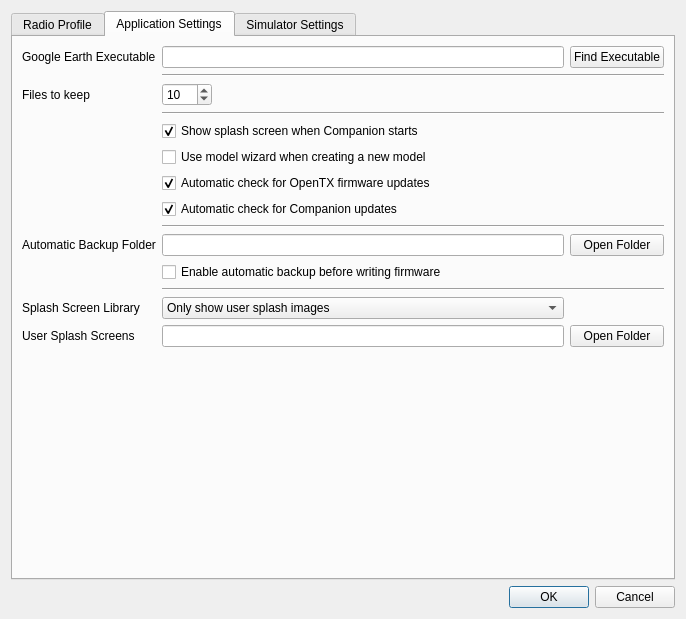
Old version of the form companion/src/apppreferencesdialog.ui in the repository opentx/opentx.
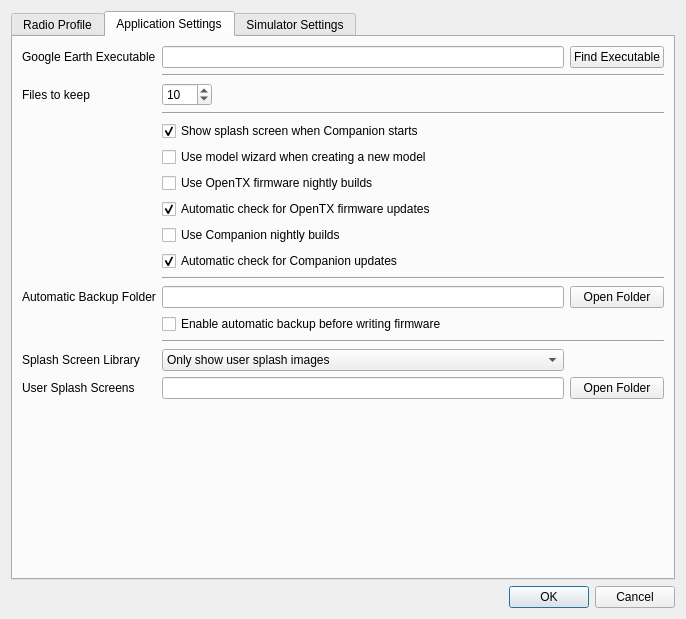
New version of the form. The open tabs and pages were chosen to show the change.

Commit message: #2526 - Firmware nightly builds are now downloadable from Companion - Tests needed

Patch:
```diff
--- a/companion/src/apppreferencesdialog.ui
+++ b/companion/src/apppreferencesdialog.ui
@@ -645,8 +645,8 @@
        <string>Application Settings</string>
       </attribute>
       <layout class="QGridLayout" name="gridLayout_3">
-       <item row="7" column="1" colspan="3">
-        <widget class="QCheckBox" name="startupCheck_companion9x">
+       <item row="10" column="1" colspan="3">
+        <widget class="QCheckBox" name="autoCheckCompanion">
          <property name="text">
           <string>Automatic check for Companion updates</string>
          </property>
@@ -665,7 +665,7 @@
          </property>
         </widget>
        </item>
-       <item row="10" column="1" colspan="3">
+       <item row="13" column="1" colspan="3">
         <widget class="QCheckBox" name="backupEnable">
          <property name="text">
           <string>Enable automatic backup before writing firmware</string>
@@ -679,15 +679,28 @@
          </property>
         </widget>
        </item>
-       <item row="8" column="1" colspan="3">
+       <item row="18" column="1">
+        <spacer name="verticalSpacer_2">
+         <property name="orientation">
+          <enum>Qt::Vertical</enum>
+         </property>
+         <property name="sizeHint" stdset="0">
+          <size>
+           <width>20</width>
+           <height>40</height>
+          </size>
+         </property>
+        </spacer>
+       </item>
+       <item row="11" column="1" colspan="3">
         <widget class="Line" name="line_2">
          <property name="orientation">
           <enum>Qt::Horizontal</enum>
          </property>
         </widget>
        </item>
-       <item row="6" column="1" colspan="3">
-        <widget class="QCheckBox" name="startupCheck_fw">
+       <item row="8" column="1" colspan="3">
+        <widget class="QCheckBox" name="autoCheckFirmware">
          <property name="text">
           <string>Automatic check for OpenTX firmware updates</string>
          </property>
@@ -696,20 +709,7 @@
          </property>
         </widget>
        </item>
-       <item row="15" column="1">
-        <spacer name="verticalSpacer_2">
-         <property name="orientation">
-          <enum>Qt::Vertical</enum>
-         </property>
-         <property name="sizeHint" stdset="0">
-          <size>
-           <width>20</width>
-           <height>40</height>
-          </size>
-         </property>
-        </spacer>
-       </item>
-       <item row="12" column="0">
+       <item row="15" column="0">
         <widget class="QLabel" name="label_10">
          <property name="sizePolicy">
           <sizepolicy hsizetype="Preferred" vsizetype="Minimum">
@@ -749,7 +749,7 @@
          </property>
         </widget>
        </item>
-       <item row="13" column="0">
+       <item row="16" column="0">
         <widget class="QLabel" name="label_9">
          <property name="sizePolicy">
           <sizepolicy hsizetype="Preferred" vsizetype="Minimum">
@@ -784,14 +784,14 @@
          </property>
         </widget>
        </item>
-       <item row="9" column="0">
+       <item row="12" column="0">
         <widget class="QLabel" name="label_17">
          <property name="text">
           <string>Automatic Backup Folder</string>
          </property>
         </widget>
        </item>
-       <item row="11" column="1" colspan="3">
+       <item row="14" column="1" colspan="3">
         <widget class="Line" name="line_5">
          <property name="orientation">
           <enum>Qt::Horizontal</enum>
@@ -805,7 +805,7 @@
          </property>
         </widget>
        </item>
-       <item row="13" column="1">
+       <item row="16" column="1">
         <widget class="QLineEdit" name="libraryPath">
          <property name="enabled">
           <bool>true</bool>
@@ -815,7 +815,7 @@
          </property>
         </widget>
        </item>
-       <item row="12" column="1">
+       <item row="15" column="1">
         <widget class="QComboBox" name="splashincludeCB">
          <property name="sizePolicy">
           <sizepolicy hsizetype="Expanding" vsizetype="Fixed">
@@ -835,7 +835,7 @@
          </item>
         </widget>
        </item>
-       <item row="9" column="1">
+       <item row="12" column="1">
         <widget class="QLineEdit" name="backupPath">
          <property name="minimumSize">
           <size>
@@ -848,7 +848,7 @@
          </property>
         </widget>
        </item>
-       <item row="9" column="2" colspan="2">
+       <item row="12" column="2" colspan="2">
         <widget class="QPushButton" name="backupPathButton">
          <property name="text">
           <string>Open Folder</string>
@@ -875,13 +875,33 @@
          </property>
         </widget>
        </item>
-       <item row="13" column="2" colspan="2">
+       <item row="16" column="2" colspan="2">
         <widget class="QPushButton" name="libraryPathButton">
          <property name="text">
           <string>Open Folder</string>
          </property>
         </widget>
        </item>
+       <item row="6" column="1">
+        <widget class="QCheckBox" name="useFirmwareNightlyBuilds">
+         <property name="text">
+          <string>Use OpenTX firmware nightly builds</string>
+         </property>
+         <property name="checked">
+          <bool>false</bool>
+         </property>
+        </widget>
+       </item>
+       <item row="9" column="1">
+        <widget class="QCheckBox" name="useCompanionNightlyBuilds">
+         <property name="text">
+          <string>Use Companion nightly builds</string>
+         </property>
+         <property name="checked">
+          <bool>false</bool>
+         </property>
+        </widget>
+       </item>
       </layout>
      </widget>
      <widget class="QWidget" name="simulatorTab">
```
Left out of the diff: 6 changed lines with no effect on the pictures. The commit also changes 8 other files.
